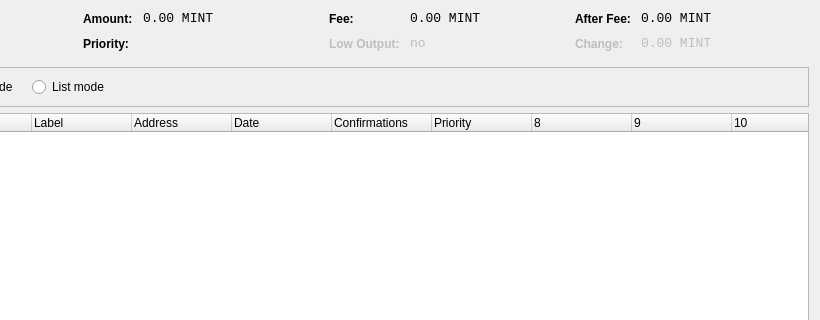
Above: src/qt/forms/coincontroldialog.ui from Wincoinofficial/wincoin before the change; both pictures show x 180 to 1000 and y 0 to 320 of the 1000 by 500 pixel window. Below: the same form after it.
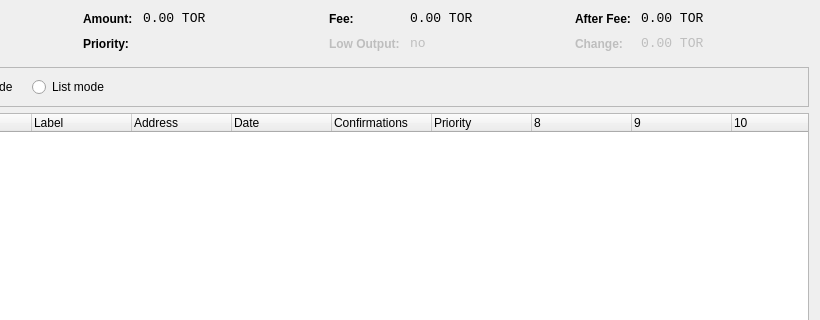
That is the form after the change. Custom widgets are drawn as their Qt base class.

Diff of the .ui file:
```diff
--- a/src/qt/forms/coincontroldialog.ui
+++ b/src/qt/forms/coincontroldialog.ui
@@ -141,7 +141,7 @@
           <enum>Qt::ActionsContextMenu</enum>
          </property>
          <property name="text">
-          <string>0.00 MINT</string>
+          <string notr="true">0.00 TOR</string>
          </property>
          <property name="textInteractionFlags">
           <set>Qt::LinksAccessibleByMouse|Qt::TextSelectableByKeyboard|Qt::TextSelectableByMouse</set>
@@ -221,7 +221,7 @@
           <enum>Qt::ActionsContextMenu</enum>
          </property>
          <property name="text">
-          <string>0.00 MINT</string>
+          <string notr="true">0.00 TOR</string>
          </property>
          <property name="textInteractionFlags">
           <set>Qt::LinksAccessibleByMouse|Qt::TextSelectableByKeyboard|Qt::TextSelectableByMouse</set>
@@ -307,7 +307,7 @@
           <enum>Qt::ActionsContextMenu</enum>
          </property>
          <property name="text">
-          <string>0.00 MINT</string>
+          <string notr="true">0.00 TOR</string>
          </property>
          <property name="textInteractionFlags">
           <set>Qt::LinksAccessibleByMouse|Qt::TextSelectableByKeyboard|Qt::TextSelectableByMouse</set>
@@ -345,7 +345,7 @@
           <enum>Qt::ActionsContextMenu</enum>
          </property>
          <property name="text">
-          <string>0.00 MINT</string>
+          <string notr="true">0.00 TOR</string>
          </property>
          <property name="textInteractionFlags">
           <set>Qt::LinksAccessibleByMouse|Qt::TextSelectableByKeyboard|Qt::TextSelectableByMouse</set>
```
Left out of the diff: 6 changed lines with no effect on the pictures.
